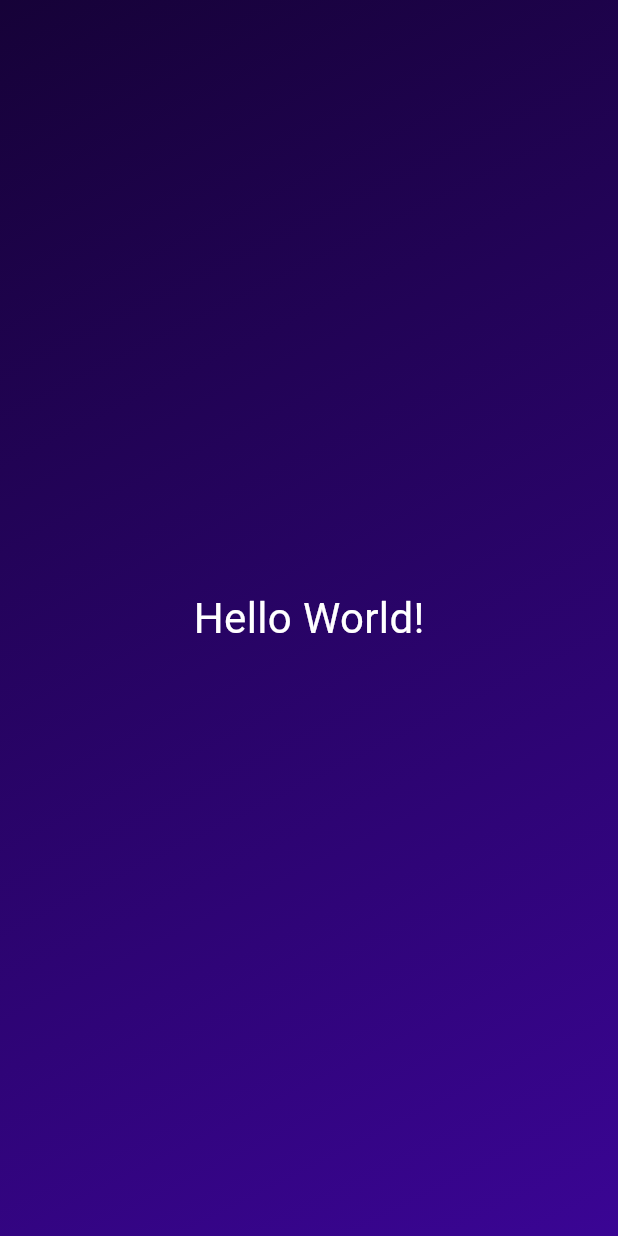
After one commit to pulpetto/Roll-Dice-App, a Flutter app: the screen it shows after launch, on a phone screen of 412 x 824 dp. The commit adds this screen. Run offline on Flutter 3.47's test engine with Material 3 defaults, Android fonts, the phone set to English and light mode, and no system bars.

Commit message:
refactor into separate files

```diff
--- /dev/null
+++ b/lib/gradient_container.dart
@@ -0,0 +1,23 @@
+import 'package:flutter/material.dart';
+import 'package:roll_dice_app/styled_text.dart';
+
+class GradientContainer extends StatelessWidget {
+  const GradientContainer({super.key});
+
+  @override
+  Widget build(BuildContext context) {
+    return Container(
+      decoration: const BoxDecoration(
+        gradient: LinearGradient(
+          colors: [
+            Color.fromARGB(255, 22, 2, 56),
+            Color.fromARGB(255, 58, 5, 148),
+          ],
+          begin: Alignment.topLeft,
+          end: Alignment.bottomRight,
+        ),
+      ),
+      child: const Center(child: StyledText()),
+    );
+  }
+}
--- /dev/null
+++ b/lib/styled_text.dart
@@ -0,0 +1,13 @@
+import 'package:flutter/material.dart';
+
+class StyledText extends StatelessWidget {
+  const StyledText({super.key});
+
+  @override
+  Widget build(BuildContext context) {
+    return Text(
+      'Hello World!',
+      style: TextStyle(color: Colors.white, fontSize: 28.0),
+    );
+  }
+}
```
Also changed, not shown: lib/main.dart (+2 -24 lines).
